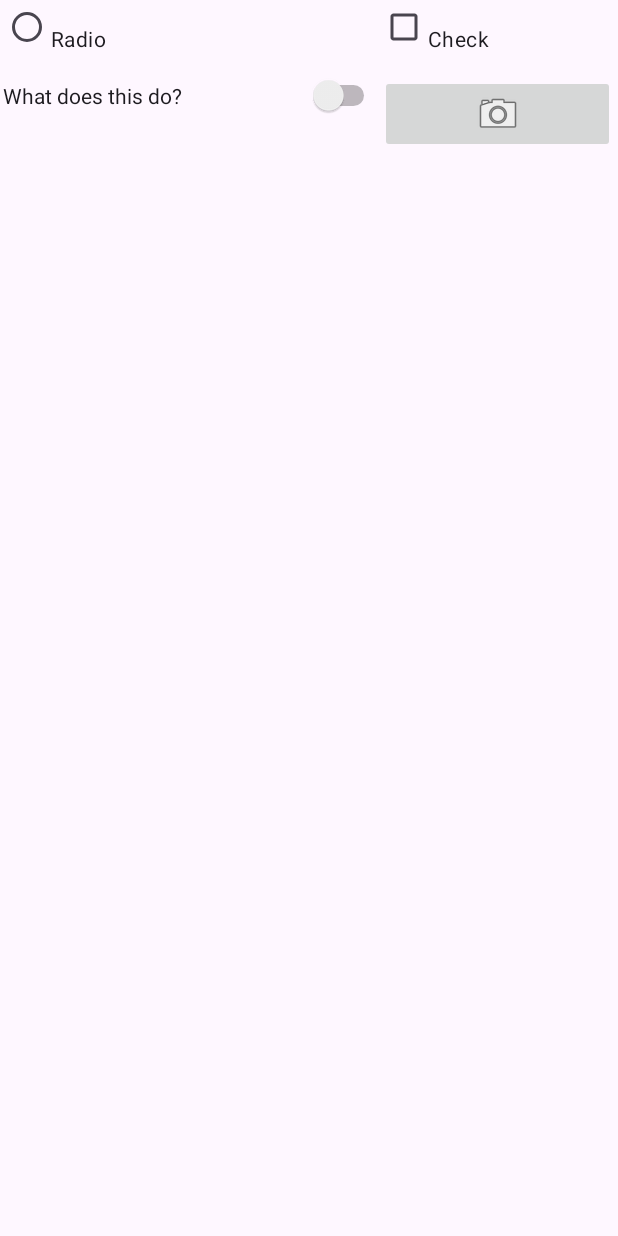
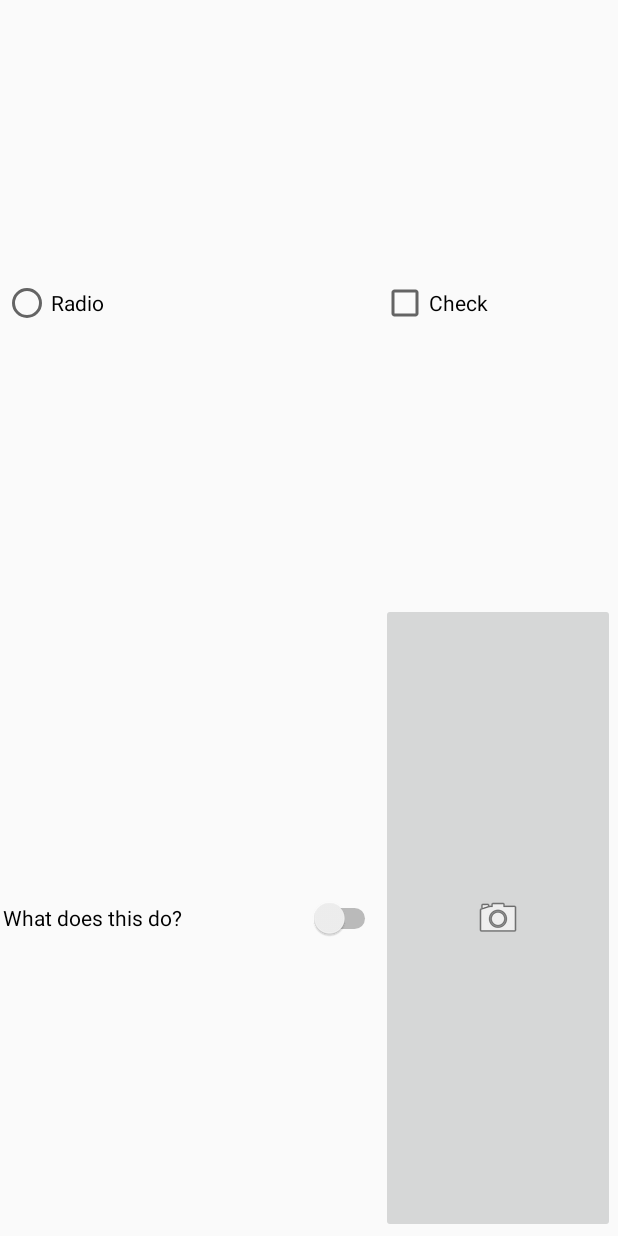
Before and after one commit to Sachin5432/CP470, an Android app: the layout activity_list_items.xml on its own in the app's theme, with its tools: preview values and no code run, on a phone screen of 412 x 824 dp. Run offline under Robolectric (Android 15) with nearby library versions, the phone set to English and light mode, and no system bars.

Commit message:
Fix activity class naming, root layout IDs, grid layout gravity, French localization, and ActionBar themes

```diff
--- a/app/src/main/res/layout/activity_list_items.xml
+++ b/app/src/main/res/layout/activity_list_items.xml
@@ -1,29 +1,34 @@
 <?xml version="1.0" encoding="utf-8"?>
 <GridLayout xmlns:android="http://schemas.android.com/apk/res/android"
+    android:id="@+id/main"
     android:layout_width="match_parent"
-    android:layout_height="wrap_content"
+    android:layout_height="match_parent"
     android:layout_margin="2dp"
     android:columnCount="2"
     android:rowCount="2">
 
     <RadioButton
+        android:layout_rowWeight="1"
         android:layout_columnWeight="1"
-        android:gravity="fill"
+        android:layout_gravity="fill"
         android:text="@string/radio" />
 
     <CheckBox
+        android:layout_rowWeight="1"
         android:layout_columnWeight="1"
-        android:gravity="fill"
+        android:layout_gravity="fill"
         android:text="@string/check" />
 
     <Switch
+        android:layout_rowWeight="1"
         android:layout_columnWeight="1"
-        android:gravity="fill"
+        android:layout_gravity="fill"
         android:text="@string/switch_text" />
 
     <ImageButton
+        android:layout_rowWeight="1"
         android:layout_columnWeight="1"
-        android:gravity="fill"
+        android:layout_gravity="fill"
         android:src="@android:drawable/ic_menu_camera"
         android:contentDescription="@string/camera" />
 </GridLayout>
--- a/app/src/main/res/layout/activity_login.xml
+++ b/app/src/main/res/layout/activity_login.xml
@@ -1,5 +1,6 @@
 <?xml version="1.0" encoding="utf-8"?>
 <LinearLayout xmlns:android="http://schemas.android.com/apk/res/android"
+    android:id="@+id/main"
     android:layout_width="match_parent"
     android:layout_height="match_parent"
     android:orientation="vertical"
--- a/app/src/main/res/layout/activity_main.xml
+++ b/app/src/main/res/layout/activity_main.xml
@@ -5,6 +5,7 @@
     android:id="@+id/main"
     android:layout_width="match_parent"
     android:layout_height="match_parent"
+    android:fitsSystemWindows="true"
     tools:context=".MainActivity">
 
     <TextView
--- a/app/src/main/res/values-night/themes.xml
+++ b/app/src/main/res/values-night/themes.xml
@@ -1,7 +1,6 @@
 <resources xmlns:tools="http://schemas.android.com/tools">
     <!-- Base application theme. -->
-    <style name="Base.Theme.AndroidAssigments" parent="Theme.Material3.DayNight.NoActionBar">
+    <style name="Base.Theme.AndroidAssigments" parent="Theme.AppCompat.DayNight.DarkActionBar">
         <!-- Customize your dark theme here. -->
-        <!-- <item name="colorPrimary">@color/my_dark_primary</item> -->
     </style>
 </resources>
--- a/app/src/main/res/values/themes.xml
+++ b/app/src/main/res/values/themes.xml
@@ -1,8 +1,7 @@
 <resources xmlns:tools="http://schemas.android.com/tools">
     <!-- Base application theme. -->
-    <style name="Base.Theme.AndroidAssigments" parent="Theme.Material3.DayNight.NoActionBar">
-        <!-- Customize your light theme here. -->
-        <!-- <item name="colorPrimary">@color/my_light_primary</item> -->
+    <style name="Base.Theme.AndroidAssigments" parent="Theme.AppCompat.DayNight.DarkActionBar">
+        <!-- Customize your theme here. -->
     </style>
 
     <style name="Theme.AndroidAssigments" parent="Base.Theme.AndroidAssigments" />
```
Also changed, not shown: app/src/main/AndroidManifest.xml (+13 -8 lines), app/src/main/java/com/example/androidassigments/ListItemsActivity.java (added, +15 -0 lines), app/src/main/java/com/example/androidassigments/LoginActivity.java (added, +15 -0 lines), app/src/main/java/com/example/androidassigments/MainActivity.java (+2 -11 lines), app/src/main/java/com/example/androidassigments/activity_list_items.java (deleted, +0 -24 lines), app/src/main/java/com/example/androidassigments/activity_login.java (deleted, +0 -24 lines), 2 other files.
